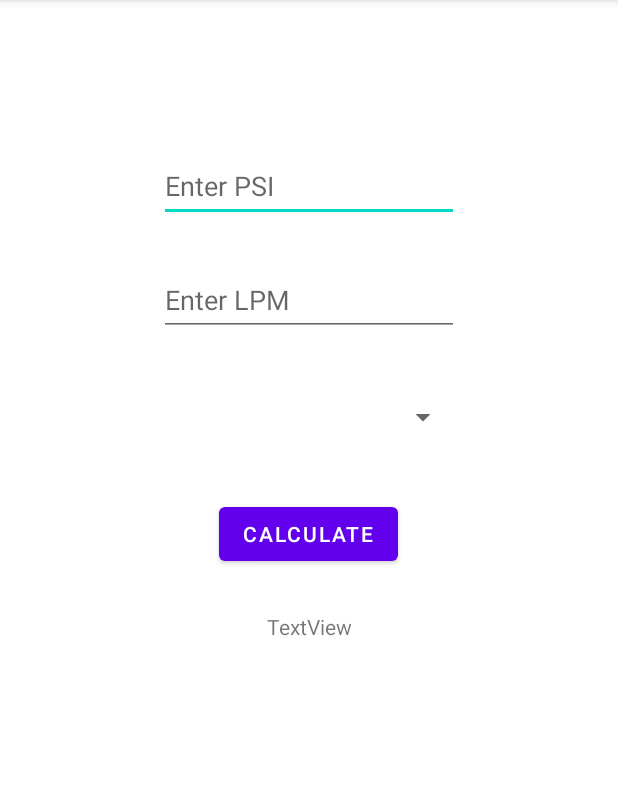
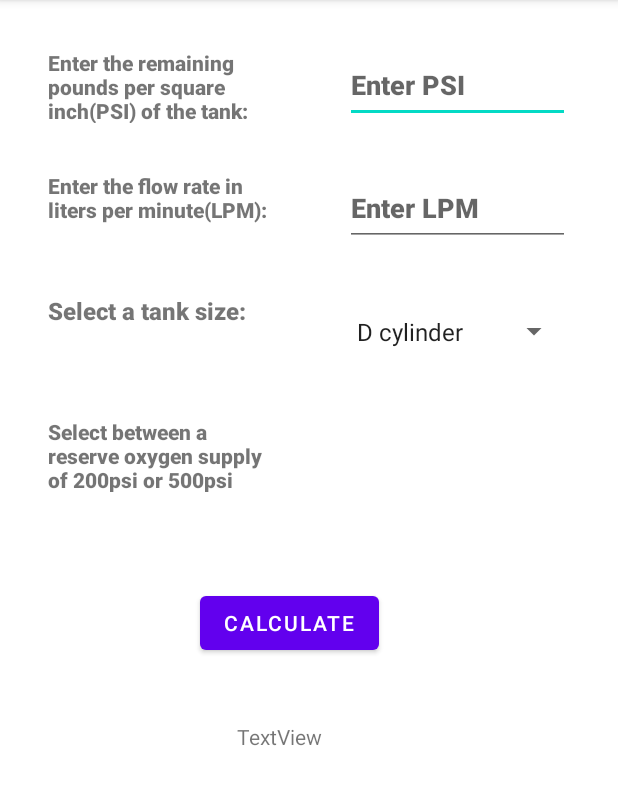
Before and after one commit to DerrickHaman/JumpBagPlus, an Android app: the screen it shows after launch (MainActivity), on a phone screen of 412 x 824 dp, the part 84-889 px from its top. Run offline under Robolectric (Android 15) with nearby library versions, the phone set to English and light mode, and no system bars.

Commit message:
Logic added to start calculator, design elements updated, and layout completed.

```diff
--- a/app/src/main/java/net/androidbootcamp/jumpbagplus/MainActivity.kt
+++ b/app/src/main/java/net/androidbootcamp/jumpbagplus/MainActivity.kt
@@ -1,11 +1,98 @@
 package net.androidbootcamp.jumpbagplus
+
 
 import androidx.appcompat.app.AppCompatActivity
 import android.os.Bundle
+import android.view.View
+import android.widget.*
+
 
 class MainActivity : AppCompatActivity() {
+
+    private lateinit var psi : EditText
+    private lateinit var lpm : EditText
+
     override fun onCreate(savedInstanceState: Bundle?) {
         super.onCreate(savedInstanceState)
         setContentView(R.layout.activity_main)
+
+        //access items from Strings.xml array
+        val tanks = resources.getStringArray(R.array.tankSizeArray)
+        // access input for PSI
+        //var psi : EditText? = null
+        // access input for LPM
+        //var lpm : EditText? = null
+        //create button
+        val calcBtn = findViewById<Button>(R.id.btn_calculate)
+        //create variable to store data from spinner
+        var spinnerResult = ""
+        //access the spinner
+        val spinner = findViewById<Spinner>(R.id.spTankSize)
+
+        //check the spinner
+        if (spinner != null) {
+            //create adapter for spinner
+            val adapter = ArrayAdapter(this,
+                android.R.layout.simple_spinner_item, tanks)
+            spinner.adapter = adapter
+
+            //accessing spinner item selection listener
+            spinner.onItemSelectedListener = object : AdapterView.OnItemSelectedListener {
+                override fun onItemSelected(p0: AdapterView<*>?, view: View?, position: Int, id: Long) {
+
+                    //storing spinner selection for use in button algorithm
+                    spinnerResult = tanks[position]
+                }
+
+                override fun onNothingSelected(p0: AdapterView<*>?) {
+                    TODO("Not yet implemented")
+                }
+
+            }
+
+        }
+
+        //create button click listener
+        calcBtn.setOnClickListener {
+
+            //check that spinner data is being stored for use
+            //Toast.makeText(this, spinnerResult, Toast.LENGTH_SHORT).show()
+
+            psi = findViewById(R.id.text_input_PSI)
+            lpm = findViewById(R.id.text_input_LPM)
+
+            //check to make sure psi is not null before performing calculation
+            if (psi.text.toString().isEmpty()) {
+                Toast.makeText(this, "Please enter a PSI.", Toast.LENGTH_SHORT).show()
+            } else {
+                //check to make sure lpm is not null
+                if (lpm.text.toString().isEmpty()) {
+                    Toast.makeText(this, "Please enter a LPM.", Toast.LENGTH_SHORT).show()
+                } else {
+                    //switch statement for oxygen algorithm
+                    when (spinnerResult) {
+                        "D cylinder" -> {
+                            Toast.makeText(this, spinnerResult, Toast.LENGTH_SHORT).show()
+                        }
+                        "E cylinder" -> {
+                            Toast.makeText(this, spinnerResult, Toast.LENGTH_SHORT).show()
+                        }
+                        "M cylinder" -> {
+                            Toast.makeText(this, spinnerResult, Toast.LENGTH_SHORT).show()
+                        }
+                        "G cylinder" -> {
+                            Toast.makeText(this, spinnerResult, Toast.LENGTH_SHORT).show()
+                        }
+                        "H/K cylinder" -> {
+                            Toast.makeText(this, spinnerResult, Toast.LENGTH_SHORT).show()
+                        } else -> {
+                            Toast.makeText(this, "No tank size was selected.", Toast.LENGTH_SHORT)
+                                .show()
+                        }
+                    }
+
+                }
+            }
+        }
     }
 }
--- a/app/src/main/res/layout/activity_main.xml
+++ b/app/src/main/res/layout/activity_main.xml
@@ -6,49 +6,62 @@
     android:layout_height="match_parent"
     tools:context=".MainActivity">
 
+    <TextView
+        android:id="@+id/txt_switch_lbl"
+        android:layout_width="150dp"
+        android:layout_height="50dp"
+        android:layout_marginStart="32dp"
+        android:layout_marginTop="32dp"
+        android:fontFamily="sans-serif-black"
+        android:text="@string/switch_instruction"
+        android:textAlignment="viewStart"
+        android:textSize="14sp"
+        app:layout_constraintStart_toStartOf="parent"
+        app:layout_constraintTop_toBottomOf="@+id/txt_spinner_lbl" />
+
     <com.google.android.material.textfield.TextInputEditText
         android:id="@+id/text_input_PSI"
-        android:layout_width="200dp"
-        android:layout_height="wrap_content"
-        android:layout_marginTop="100dp"
-        android:hint="Enter PSI"
+        android:layout_width="150dp"
+        android:layout_height="50dp"
+        android:layout_marginTop="32dp"
+        android:layout_marginEnd="32dp"
+        android:fontFamily="sans-serif-black"
+        android:hint="@string/psi_hint"
         android:minHeight="48dp"
         app:layout_constraintEnd_toEndOf="parent"
-        app:layout_constraintHorizontal_bias="0.5"
-        app:layout_constraintStart_toStartOf="parent"
         app:layout_constraintTop_toTopOf="parent" />
 
     <com.google.android.material.textfield.TextInputEditText
         android:id="@+id/text_input_LPM"
-        android:layout_width="200dp"
-        android:layout_height="wrap_content"
-        android:layout_marginTop="28dp"
-        android:hint="Enter LPM"
+        android:layout_width="150dp"
+        android:layout_height="50dp"
+        android:layout_marginTop="32dp"
+        android:layout_marginEnd="32dp"
+        android:fontFamily="sans-serif-black"
+        android:hint="@string/lpm_hint"
         android:minHeight="48dp"
         app:layout_constraintEnd_toEndOf="parent"
-        app:layout_constraintHorizontal_bias="0.5"
-        app:layout_constraintStart_toStartOf="parent"
         app:layout_constraintTop_toBottomOf="@+id/text_input_PSI" />
 
     <Spinner
-        android:id="@+id/spinner_tankSize"
-        android:layout_width="200dp"
-        android:layout_height="52dp"
-        android:layout_marginTop="28dp"
+        android:id="@+id/spTankSize"
+        android:layout_width="150dp"
+        android:layout_height="50dp"
+        android:layout_marginTop="32dp"
+        android:layout_marginEnd="32dp"
         android:dropDownWidth="wrap_content"
+        android:entries="@array/tankSizeArray"
         app:layout_constraintEnd_toEndOf="parent"
-        app:layout_constraintHorizontal_bias="0.5"
-        app:layout_constraintStart_toStartOf="parent"
         app:layout_constraintTop_toBottomOf="@+id/text_input_LPM" />
 
     <TextView
         android:id="@+id/txt_solution"
         android:layout_width="wrap_content"
         android:layout_height="wrap_content"
-        android:layout_marginTop="28dp"
+        android:layout_marginStart="158dp"
+        android:layout_marginTop="42dp"
         android:text="TextView"
-        app:layout_constraintEnd_toEndOf="parent"
-        app:layout_constraintHorizontal_bias="0.5"
+        android:visibility="visible"
         app:layout_constraintStart_toStartOf="parent"
         app:layout_constraintTop_toBottomOf="@+id/btn_calculate" />
 
@@ -56,12 +69,46 @@
         android:id="@+id/btn_calculate"
         android:layout_width="wrap_content"
         android:layout_height="wrap_content"
-        android:layout_marginTop="28dp"
+        android:layout_marginStart="133dp"
+        android:layout_marginTop="145dp"
         android:text="Calculate"
-        app:layout_constraintEnd_toEndOf="parent"
-        app:layout_constraintHorizontal_bias="0.498"
         app:layout_constraintStart_toStartOf="parent"
-        app:layout_constraintTop_toBottomOf="@+id/spinner_tankSize" />
+        app:layout_constraintTop_toBottomOf="@+id/txt_spinner_lbl" />
+
+    <TextView
+        android:id="@+id/txt_psi_lbl"
+        android:layout_width="150dp"
+        android:layout_height="50dp"
+        android:layout_marginStart="32dp"
+        android:layout_marginTop="32dp"
+        android:fontFamily="sans-serif-black"
+        android:text="@string/psi_instruction"
+        app:layout_constraintStart_toStartOf="parent"
+        app:layout_constraintTop_toTopOf="parent" />
+
+    <TextView
+        android:id="@+id/txt_lpm_lbl"
+        android:layout_width="150dp"
+        android:layout_height="50dp"
+        android:layout_marginStart="32dp"
+        android:layout_marginTop="32dp"
+        android:fontFamily="sans-serif-black"
+        android:text="@string/lpm_instruction"
+        app:layout_constraintStart_toStartOf="parent"
+        app:layout_constraintTop_toBottomOf="@+id/txt_psi_lbl" />
+
+    <TextView
+        android:id="@+id/txt_spinner_lbl"
+        android:layout_width="150dp"
+        android:layout_height="50dp"
+        android:layout_marginStart="32dp"
+        android:layout_marginTop="32dp"
+        android:fontFamily="sans-serif-black"
+        android:text="@string/tankSize_instruction"
+        android:textAlignment="viewStart"
+        android:textSize="16sp"
+        app:layout_constraintStart_toStartOf="parent"
+        app:layout_constraintTop_toBottomOf="@+id/txt_lpm_lbl" />
 
 
 </androidx.constraintlayout.widget.ConstraintLayout>
--- a/app/src/main/res/values/strings.xml
+++ b/app/src/main/res/values/strings.xml
@@ -1,3 +1,16 @@
 <resources>
     <string name="app_name">JumpBagPlus</string>
+    <string name="psi_instruction">Enter the remaining pounds per square inch(PSI) of the tank:</string>
+    <string name="psi_hint">Enter PSI</string>
+    <string name="lpm_instruction">Enter the flow rate in liters per minute(LPM):</string>
+    <string name="lpm_hint">Enter LPM</string>
+    <string name="tankSize_instruction">Select a tank size:</string>
+    <string-array name="tankSizeArray">
+        <item>D cylinder</item>
+        <item>E cylinder</item>
+        <item>M cylinder</item>
+        <item>G cylinder</item>
+        <item>H/K cylinder</item>
+    </string-array>
+    <string name="switch_instruction">Select between a reserve oxygen supply of 200psi or 500psi</string>
 </resources>
```
